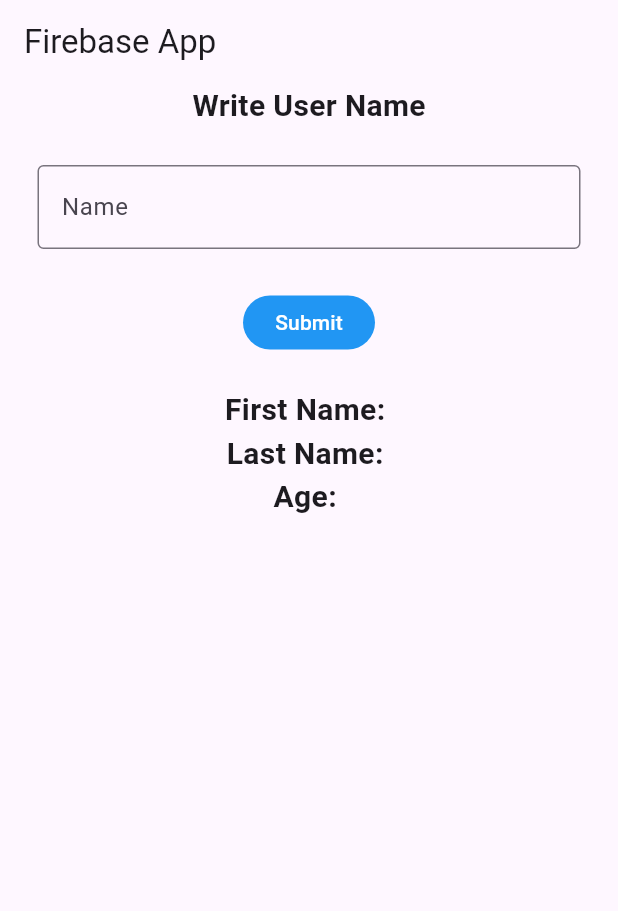
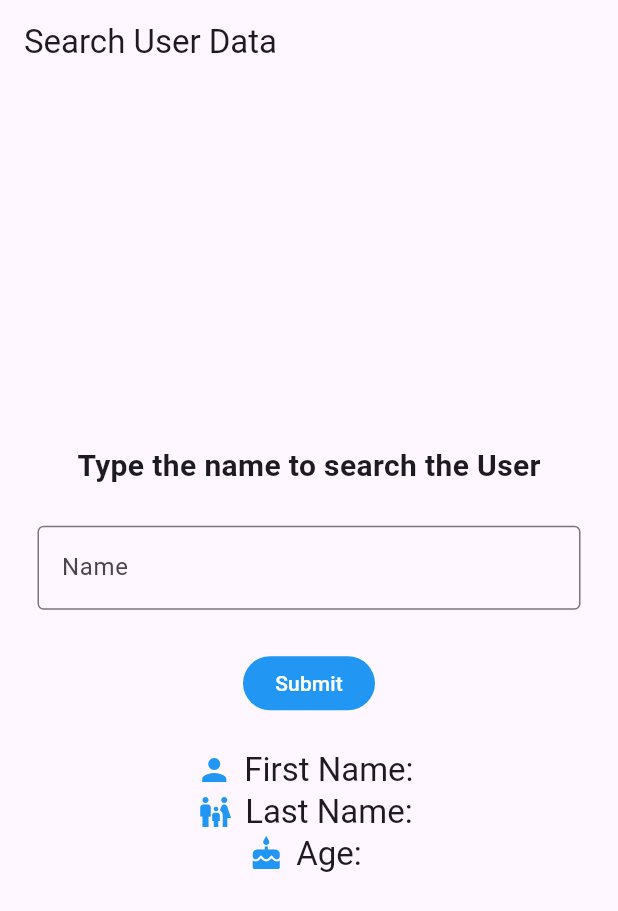
Before and after one commit to fisforfaheem/firebase_flutter_crud, a Flutter app: the screen it shows after launch, after a tap on "Submit", on a phone screen of 412 x 824 dp. Shown: the top 911 px of the screen. Run offline on Flutter 3.47's test engine with Material 3 defaults, Android fonts, the phone set to English and light mode, and no system bars; our stand-ins replace cloud_firestore, firebase_core, fluttertoast; accounts and stored records are empty.

Commit message:
minor improvements

```diff
--- a/lib/read_data_display.dart
+++ b/lib/read_data_display.dart
@@ -26,35 +26,39 @@ class _ReadAndDisplayUserDataState extends State<ReadAndDisplayUserData> {
 
     if (value.docs.isEmpty) {
       Fluttertoast.showToast(msg: 'No User found');
-      setState(() => isDataFound = false);
       await Future.delayed(const Duration(milliseconds: 200));
-      setState(() => isLoading = false);
+      setState(() {
+        isDataFound = false;
+        isLoading = false;
+      });
       return;
     }
 
     UserDetails userDetails =
         UserDetails.fromMap(value.docs[0].data() as Map<String, dynamic>);
+    await Future.delayed(const Duration(milliseconds: 200));
+
     setState(() {
       isDataFound = true;
       name = userDetails.firstName;
       lastName = userDetails.lastName;
       age = userDetails.age;
+      isLoading = false;
     });
-    await Future.delayed(const Duration(milliseconds: 200));
-    setState(() => isLoading = false);
   }
 
   @override
   Widget build(BuildContext context) {
     return Scaffold(
       appBar: AppBar(
-        title: const Text('Firebase App'),
+        title: const Text('Search User Data'),
       ),
       body: Column(
+        mainAxisAlignment: MainAxisAlignment.center,
         children: [
           const Center(
             child: Text(
-              'Write User Name',
+              'Type the name to search the User',
               style: TextStyle(fontSize: 20, fontWeight: FontWeight.bold),
             ),
           ),
@@ -70,7 +74,10 @@ class _ReadAndDisplayUserDataState extends State<ReadAndDisplayUserData> {
           ),
           Center(
             child: TextButton(
-              onPressed: () => searchUser(nameController.text),
+              onPressed: () {
+                searchUser(nameController.text);
+                FocusScope.of(context).unfocus();
+              },
               style: TextButton.styleFrom(
                 foregroundColor: Colors.white,
                 backgroundColor: Colors.blue,
@@ -93,21 +100,15 @@ class _ReadAndDisplayUserDataState extends State<ReadAndDisplayUserData> {
                     )
                   : Column(
                       children: [
-                        Text(
-                          'First Name: $name',
-                          style: const TextStyle(
-                              fontSize: 20, fontWeight: FontWeight.bold),
-                        ),
-                        Text(
-                          'Last Name: $lastName',
-                          style: const TextStyle(
-                              fontSize: 20, fontWeight: FontWeight.bold),
-                        ),
-                        Text(
-                          'Age: $age',
-                          style: const TextStyle(
-                              fontSize: 20, fontWeight: FontWeight.bold),
-                        ),
+                        UserInfoRow(
+                            icon: Icons.person,
+                            label: 'First Name',
+                            value: name),
+                        UserInfoRow(
+                            icon: Icons.family_restroom,
+                            label: 'Last Name',
+                            value: lastName),
+                        UserInfoRow(icon: Icons.cake, label: 'Age', value: age),
                       ],
                     ),
         ],
@@ -115,3 +116,31 @@ class _ReadAndDisplayUserDataState extends State<ReadAndDisplayUserData> {
     );
   }
 }
+
+class UserInfoRow extends StatelessWidget {
+  final IconData icon;
+  final String label;
+  final String? value;
+
+  const UserInfoRow({
+    Key? key,
+    required this.icon,
+    required this.label,
+    this.value,
+  }) : super(key: key);
+
+  @override
+  Widget build(BuildContext context) {
+    return Row(
+      mainAxisAlignment: MainAxisAlignment.center,
+      children: [
+        Icon(icon, color: Colors.blue),
+        const SizedBox(width: 8),
+        Text(
+          '$label: $value',
+          style: Theme.of(context).textTheme.titleLarge,
+        ),
+      ],
+    );
+  }
+}
```
